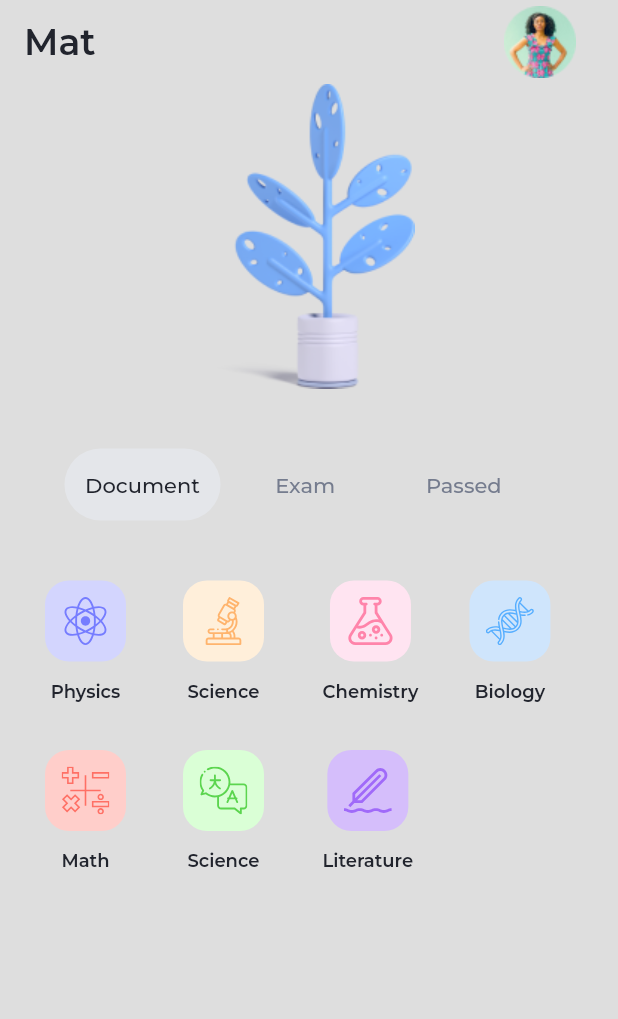
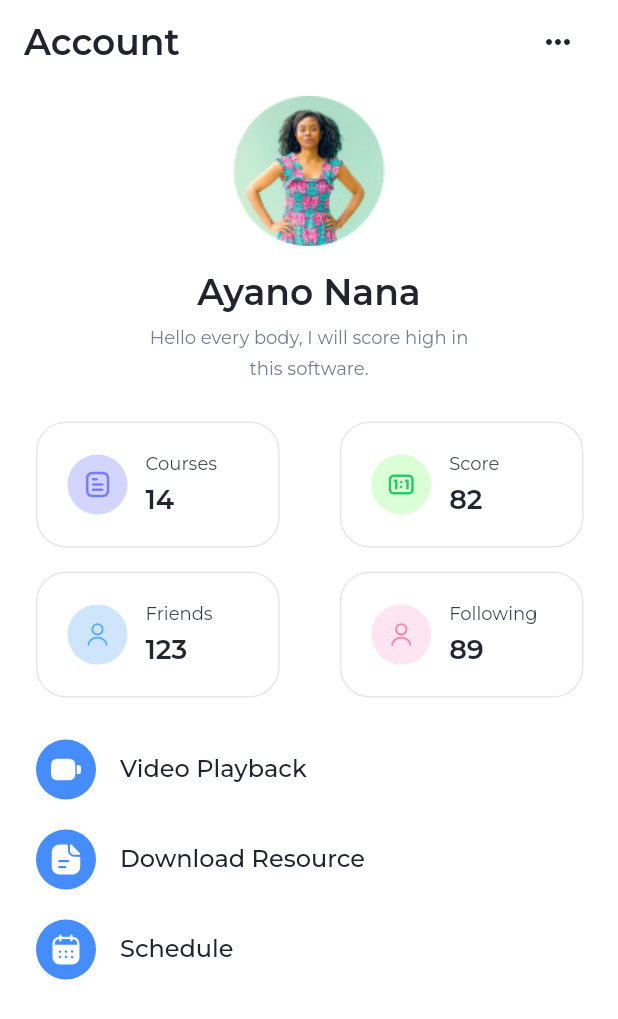
Before and after one commit to ParaDox-PDT/first_project, a Flutter app: the screen it shows after launch, on a phone screen of 412 x 824 dp. Shown: the top 1019 px of the screen. Run offline on Flutter 3.47's test engine with Material 2 defaults, Android fonts, the phone set to English and light mode, and no system bars; our stand-ins replace flutter_svg.

Commit message:
Second screen

```diff
--- a/lib/main.dart
+++ b/lib/main.dart
@@ -1,4 +1,3 @@
-import 'package:first_project/utils/app_images.dart';
 import 'package:flutter/material.dart';
 import 'package:flutter_svg/flutter_svg.dart';
 
@@ -24,154 +23,131 @@ class HomeScreen extends StatelessWidget {
   @override
   Widget build(BuildContext context) {
     return Scaffold(
-      backgroundColor: const Color(0xFFDEDEDE),
+      backgroundColor: const Color(0xFFFFFFFF),
       appBar: AppBar(
-        backgroundColor: const Color(0xFFDEDEDE),
-        actions: [
-          Container(
-            margin: const EdgeInsets.only(
-              right: 24,
+        backgroundColor: const Color(0xFFFFFFFF),
+        elevation: 0,
+        title: const Text(
+          "Account",
+          style: TextStyle(
+              fontSize: 24,
+              fontWeight: FontWeight.w600,
+              color: Color(0xFF21242D),
+              fontFamily: "Poppins"),
         ),
-            child: Image.asset(
-              AppImages.icon,
+        actions: const [
+          Icon(
+            Icons.more_horiz_outlined,
+            color: Color(0xFF21242D),
+            size: 24,
           ),
+          SizedBox(
+            width: 28,
           )
         ],
-        elevation: 0,
-        title: const Text(
-          "Mat",
-          style: TextStyle(
-              fontSize: 24,
-              color: Color(0xFF21242D),
-              fontFamily: "Poppins",
-              fontWeight: FontWeight.w600),
-        ),
       ),
       body: Center(
         child: Column(
           children: [
+            const SizedBox(
+              height: 8,
+            ),
             Image.asset(
-              AppImages.backgroundImg,
-              height: 203,
-              width: 143,
+              "assets/images/mainImg.png",
             ),
             const SizedBox(
-              height: 40,
+              height: 16,
+            ),
+            const Text(
+              "Ayano Nana",
+              style: TextStyle(
+                  fontSize: 24,
+                  fontWeight: FontWeight.w600,
+                  color: Color(0xFF21242D),
+                  fontFamily: "Poppins"),
+            ),
+            const SizedBox(
+              height: 8,
+            ),
+            const Text(
+              "Hello every body, I will score high in",
+              style: TextStyle(
+                  fontFamily: "Poppins",
+                  fontSize: 12,
+                  fontWeight: FontWeight.w400,
+                  color: Color(0xFF757C8E)),
+            ),
+            const SizedBox(
+              height: 6,
+            ),
+            const Text(
+              "this software.",
+              style: TextStyle(
+                  fontFamily: "Poppins",
+                  fontSize: 12,
+                  fontWeight: FontWeight.w400,
+                  color: Color(0xFF757C8E)),
+            ),
+            const SizedBox(
+              height: 28,
             ),
             Row(
               children: [
+                getInfo(
+                    color: const Color(0xFFD3D5FE),
+                    text: "Courses",
+                    n: "14",
+                    img: "assets/svg/document.svg"),
                 const SizedBox(
-                  width: 43,
+                  width: 16,
                 ),
-                Container(
-                  width: 104,
-                  height: 48,
-                  decoration: BoxDecoration(
-                    borderRadius: BorderRadius.circular(25),
-                    color: const Color(0xFFE4E6EA),
-                  ),
-                  child: const Center(
-                    child: Text(
-                      "Document",
-                      style: TextStyle(
-                          fontSize: 14,
-                          color: Color(0xFF21242D),
-                          fontWeight: FontWeight.w500,
-                          fontFamily: "Poppins"),
-                    ),
-                  ),
-                ),
+                getInfo(
+                    color: const Color(0xFFDAFFD6),
+                    text: "Score",
+                    n: "82",
+                    img: "assets/svg/scoreboard.svg"),
                 const SizedBox(
-                  width: 36.5,
-                ),
-                Container(
-                  height: 48,
-                  decoration: BoxDecoration(
-                    borderRadius: BorderRadius.circular(25),
-                  ),
-                  child: const Center(
-                    child: Text(
-                      "Exam",
-                      style: TextStyle(
-                          fontSize: 14,
-                          color: Color(0xFF757C8E),
-                          fontWeight: FontWeight.w500,
-                          fontFamily: "Poppins"),
-                    ),
-                  ),
-                ),
-                const SizedBox(width: 60.5),
-                Container(
-                  height: 48,
-                  decoration: BoxDecoration(
-                    borderRadius: BorderRadius.circular(25),
-                  ),
-                  child: const Center(
-                    child: Text(
-                      "Passed",
-                      style: TextStyle(
-                          fontSize: 14,
-                          color: Color(0xFF757C8E),
-                          fontWeight: FontWeight.w500,
-                          fontFamily: "Poppins"),
-                    ),
-                  ),
+                  width: 23,
                 ),
               ],
             ),
             const SizedBox(
-              height: 40,
+              height: 16,
+            ),
+            Row(
+              children: [
+                getInfo(
+                    color: const Color(0xFFCFE5FC),
+                    text: "Friends",
+                    n: "123",
+                    img: "assets/svg/male.svg"),
+                const SizedBox(
+                  width: 16,
+                ),
+                getInfo(
+                    color: const Color(0xFFFFE4F1),
+                    text: "Following",
+                    n: "89",
+                    img: "assets/svg/femaler.svg"),
+                const SizedBox(
+                  width: 23,
+                ),
+              ],
             ),
             Container(
-              width: double.infinity,
-              margin: const EdgeInsets.symmetric(horizontal: 30),
-              child: Row(
+                margin: const EdgeInsets.only(left: 24),
+                child:Column(
                   children: [
-                  getConteiner(
-                      title: "Physics",
-                      color: const Color(0xFFD3D5FE),
-                      icn: "assets/svg/physics.svg"),
-                  const SizedBox(width: 38),
-                  getConteiner(
-                      title: "Science",
-                      color: const Color(0xFFFFEFDA),
-                      icn: "assets/svg/microscope.svg"),
-                  const SizedBox(width: 39),
-                  getConteiner(
-                      title: "Chemistry",
-                      color: const Color(0xFFFFE4F1),
-                      icn: "assets/svg/flask.svg"),
-                  const SizedBox(width: 34),
-                  getConteiner(
-                      title: "Biology",
-                      color: const Color(0xFFCFE5FC),
-                      icn: "assets/svg/dna.svg")
+                    const SizedBox(height: 28,),
+                    getRow(icon: "assets/svg/video.svg", text: "Video Playback"),
+                    const SizedBox(height: 20,),
+                    getRow(icon: "assets/svg/doc.svg", text: "Download Resource"),
+                    const SizedBox(height: 20,),
+                    getRow(icon: "assets/svg/calendar.svg", text: "Schedule"),
                   ],
-              ),
-            ),
-            const SizedBox(height: 32,),
-            Container(
-              width: double.infinity,
-              margin: const EdgeInsets.symmetric(horizontal: 30),
-              child: Row(
-                children: [
-                  getConteiner(
-                      title: "Math",
-                      color: const Color(0xFFFFCECA),
-                      icn: "assets/svg/calculator.svg"),
-                  const SizedBox(width: 38),
-                  getConteiner(
-                      title: "Science",
-                      color: const Color(0xFFDAFFD6),
-                      icn: "assets/svg/translation.svg"),
-                  const SizedBox(width: 39),
-                  getConteiner(
-                      title: "Literature",
-                      color: const Color(0xFFD5BEFB),
-                      icn: "assets/svg/literature.svg"),
-                ],
-              ),
                 )
+            )
+
           ],
         ),
       ),
@@ -179,35 +155,93 @@ class HomeScreen extends StatelessWidget {
   }
 }
 
-Widget getConteiner(
-    {required String title, required Color color, required icn}) {
-  return Column(
+Widget getInfo(
+    {required Color color,
+    required String text,
+    required String n,
+    required String img}) {
+  return Expanded(
+    child: Container(
+      margin: const EdgeInsets.only(left: 24),
+      width: 165,
+      height: 84,
+      decoration: BoxDecoration(
+          border: Border.all(
+            color: const Color(0xFFE4E6EA),
+            width: 1,
+          ),
+          borderRadius: BorderRadius.circular(20)),
+      child: Row(
         children: [
+          const SizedBox(
+            width: 20,
+          ),
           Container(
-        width: 54,
-        height: 54,
+            width: 40,
+            height: 40,
+            padding: const EdgeInsets.all(10),
             decoration: BoxDecoration(
-            borderRadius: BorderRadius.circular(16), color: color),
-        child: Center(
+                borderRadius: BorderRadius.circular(20), color: color),
             child: SvgPicture.asset(
-            icn,
-            height: 32,
-            width: 32,
-          ),
+              img,
             ),
           ),
           const SizedBox(
-        height: 12,
+            width: 12,
+          ),
+          Column(
+            mainAxisAlignment: MainAxisAlignment.center,
+            crossAxisAlignment: CrossAxisAlignment.start,
+            children: [
+              Text(
+                text,
+                style: const TextStyle(
+                    fontSize: 12,
+                    fontWeight: FontWeight.w400,
+                    fontFamily: "Poppins",
+                    color: Color(0xFF353945)),
+              ),
+              const SizedBox(
+                height: 6,
               ),
               Text(
-        title,
+                n,
+                style: const TextStyle(
+                    fontSize: 18,
+                    fontWeight: FontWeight.w600,
+                    fontFamily: "Poppins",
+                    color: Color(0xFF23262F)),
+              )
+            ],
+          )
+        ],
+      ),
+    ),
+  );
+}
+
+Widget getRow({required String icon,required String text}){
+  return Row(
+    children: [
+      Container(
+        width: 40,
+        height: 40,
+        padding: const EdgeInsets.all(8),
+        decoration: BoxDecoration(
+            borderRadius: BorderRadius.circular(20),
+            color: const Color(0xFF458CFF)),
+        child: SvgPicture.asset(icon),
+      ),
+      const SizedBox(
+        width: 16,
+      ),
+      Text(
+        text,
         style: const TextStyle(
             fontFamily: "Poppins",
-            fontSize: 12,
-            fontWeight: FontWeight.w600,
-            color: Color(
-              0xFF21242D,
-            )),
+            fontSize: 16,
+            fontWeight: FontWeight.w500,
+            color: Color(0xFF21242D)),
       )
     ],
   );
```
Also changed, not shown: assets/images/mainImg.png (added), assets/svg/Ellipse748.svg (deleted), assets/svg/calculator.svg (deleted), assets/svg/calendar.svg (added), assets/svg/dna.svg (deleted), assets/svg/doc.svg (added), assets/svg/document.svg (added), assets/svg/femaler.svg (added), assets/svg/flask.svg (deleted), assets/svg/icon.svg (deleted), assets/svg/iconn.svg (deleted), assets/svg/literature.svg (deleted), assets/svg/mainImg.svg (added), assets/svg/male.svg (added), 5 more files. Lines whose indentation alone changed are shown as unchanged.
